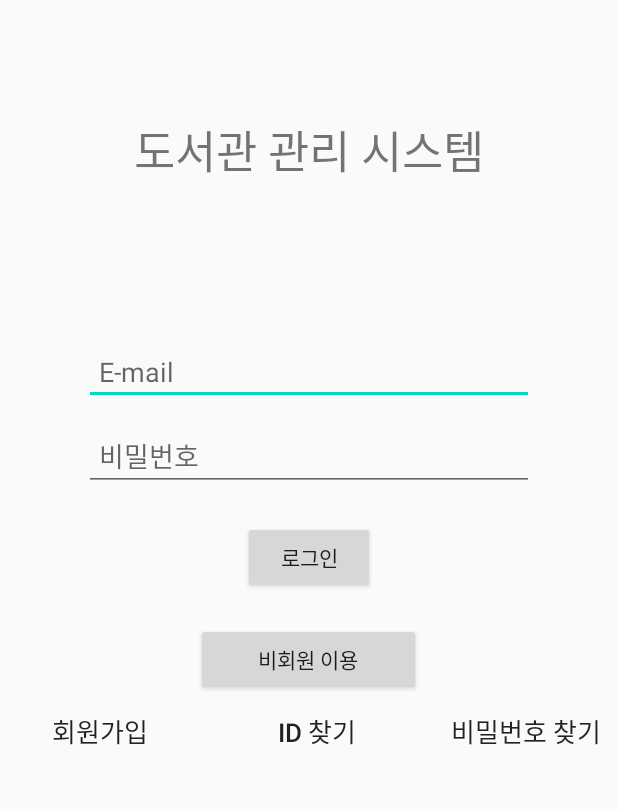
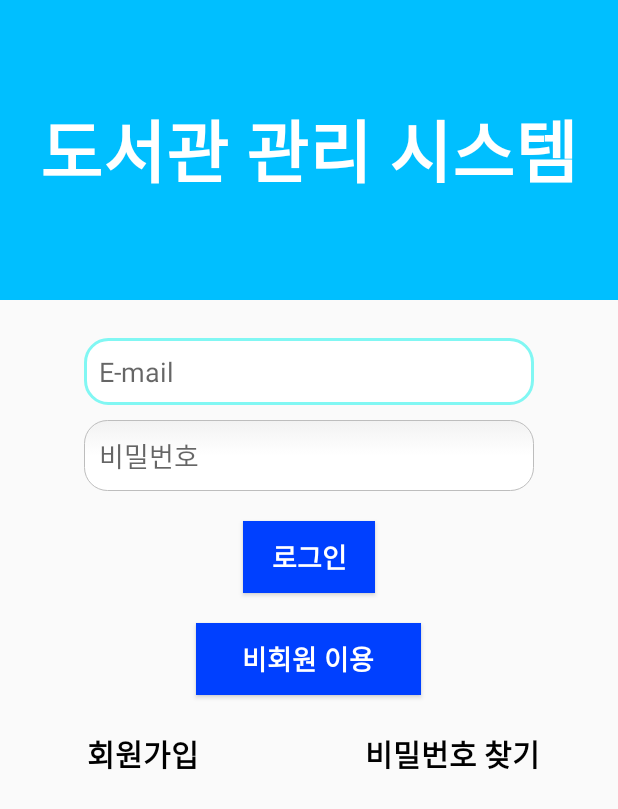
Before and after one commit to Seongrak-Choi/capstone2, an Android app: the screen it shows after launch (MainActivity), on a phone screen of 412 x 824 dp. Shown: the top 809 px of the screen. Run offline under Robolectric (Android 15) with nearby library versions, the phone set to English and light mode, and no system bars; our stand-ins replace Firebase (no records; nobody signed in at launch, a user with empty details on screens opened directly).

Commit message:
디자인 수정

```diff
--- a/app/src/main/AndroidManifest.xml
+++ b/app/src/main/AndroidManifest.xml
@@ -13,6 +13,7 @@
         android:supportsRtl="true"
         android:theme="@style/AppTheme">
        <activity android:name=".signup"></activity>
+        <activity android:name=".forgot_pw"></activity>
         <activity android:name=".MainActivity">
             <intent-filter>
                 <action android:name="android.intent.action.MAIN" />
--- a/app/src/main/java/com/example/capstone2/MainActivity.java
+++ b/app/src/main/java/com/example/capstone2/MainActivity.java
@@ -20,6 +20,7 @@ import com.google.firebase.auth.FirebaseUser;
 public class MainActivity extends AppCompatActivity {
     Button btn_login;
     Button btn_signupgo;
+    Button btn_forgot_pw;
     EditText idtext;
     EditText passwdtext;
     private FirebaseAuth mAuth;
@@ -47,6 +48,15 @@ public class MainActivity extends AppCompatActivity {
             public void onClick(View v) {
                 checksign();
                 Log.e("클릭", "클릭");
+            }
+        });
+
+        btn_forgot_pw = findViewById(R.id.btn_forgot_pw);
+        btn_forgot_pw.setOnClickListener(new View.OnClickListener() {
+            @Override
+            public void onClick(View v) {
+                Intent intent = new Intent(MainActivity.this, forgot_pw.class);
+                startActivity(intent);
             }
         });
     }
@@ -84,4 +94,5 @@ public class MainActivity extends AppCompatActivity {
         Intent intent = new Intent(this, signup.class);
         startActivity(intent);
     }
+
 }
--- /dev/null
+++ b/app/src/main/res/drawable/round.xml
@@ -0,0 +1,64 @@
+<?xml version="1.0" encoding="utf-8"?>
+<selector xmlns:android="http://schemas.android.com/apk/res/android">
+
+    <item android:state_pressed="true" android:state_focused="true">
+        <shape>
+            <solid android:color="#81F7F3"/>
+            <stroke
+                android:width="2.3dp"
+                android:color="#81F7F3" />
+            <corners
+                android:radius="15dp" />
+        </shape>
+    </item>
+
+    <item android:state_pressed="true" android:state_focused="false">
+        <shape>
+            <solid android:color="#81F7F3"/>
+            <stroke
+                android:width="2.3dp"
+                android:color="#81F7F3" />
+            <corners
+                android:radius="15dp" />
+        </shape>
+    </item>
+
+    <item android:state_pressed="false" android:state_focused="true">
+        <shape>
+            <solid android:color="#FFFFFF"/>
+            <stroke
+                android:width="2.3dp"
+                android:color="#81F7F3" />
+            <corners
+                android:radius="15dp" />
+        </shape>
+    </item>
+
+    <item android:state_pressed="false" android:state_focused="false">
+        <shape>
+            <gradient
+                android:startColor="#F2F2F2"
+                android:centerColor="#FFFFFF"
+                android:endColor="#FFFFFF"
+                android:angle="270"
+                />
+            <stroke
+                android:width="0.7dp"
+                android:color="#BDBDBD" />
+            <corners
+                android:radius="15dp" />
+        </shape>
+    </item>
+
+    <item android:state_enabled="true">
+        <shape>
+            <padding
+                android:left="4dp"
+                android:top="4dp"
+                android:right="4dp"
+                android:bottom="4dp"
+                />
+        </shape>
+    </item>
+
+</selector>
--- a/app/src/main/res/layout/activity_main.xml
+++ b/app/src/main/res/layout/activity_main.xml
@@ -11,9 +11,12 @@
         android:layout_width="match_parent"
         android:layout_height="200dp"
         android:gravity="center"
+        android:background="#00BFFF"
         android:text="도서관 관리 시스템"
         android:textAlignment="center"
-        android:textSize="30sp"/>
+        android:textStyle="bold"
+        android:textColor="#ffffff"
+        android:textSize="45sp"/>
 
     <EditText
         android:id="@+id/idText"
@@ -22,6 +25,7 @@
         android:hint="E-mail"
         android:layout_marginTop="25dp"
         android:layout_gravity="center"
+        android:background="@drawable/round"
         android:padding="10dp"
         android:singleLine="true"/>
 
@@ -34,6 +38,7 @@
         android:layout_marginTop="10dp"
         android:layout_gravity="center"
         android:padding="10dp"
+        android:background="@drawable/round"
         android:singleLine="true"/>
 
     <Button
@@ -43,20 +48,29 @@
         android:layout_centerHorizontal="true"
         android:layout_marginTop="20dp"
         android:layout_gravity="center"
-        android:text="로그인" />
+        android:background="#0040FF"
+        android:textColor="#ffffff"
+        android:text="로그인"
+        android:textStyle="bold"
+        android:textSize="18sp"/>
 
     <Button
         android:layout_width="150dp"
         android:layout_height="wrap_content"
         android:layout_gravity="center"
+        android:background="#0040FF"
+        android:textColor="#ffffff"
         android:layout_marginTop="20dip"
-        android:text="비회원 이용"/>
+        android:text="비회원 이용"
+        android:textStyle="bold"
+        android:textSize="18sp"/>
 
-    <LinearLayout xmlns:android="http://schemas.android.com/apk/res/android"
+    <LinearLayout
         android:layout_width="match_parent"
         android:layout_height="wrap_content"
         android:orientation="horizontal"
-        android:weightSum="3">
+        android:layout_marginTop="15dp"
+        android:weightSum="2">
 
         <Button
             android:id="@+id/btn_signup"
@@ -65,21 +79,20 @@
             android:layout_weight="1"
             android:background="#00ff0000"
             android:text="회원가입"
-            android:textSize="17sp"/>
+            android:textColor="#000000"
+            android:textSize="20sp"
+            android:textStyle="bold" />
 
         <Button
+            android:id="@+id/btn_forgot_pw"
             android:layout_width="wrap_content"
             android:layout_height="wrap_content"
-            android:layout_weight="1.5"
-            android:background="#00ff0000"
-            android:text="ID 찾기"
-            android:textSize="17sp"/>
-        <Button
-            android:layout_width="wrap_content"
-            android:layout_height="wrap_content"
-            android:layout_weight="0.5"
+            android:layout_weight="1"
             android:background="#00ff0000"
             android:text="비밀번호 찾기"
-            android:textSize="17sp"/>
+            android:textColor="#000000"
+            android:textSize="20sp"
+            android:textStyle="bold" />
     </LinearLayout>
+
 </LinearLayout>
```
Also changed, not shown: app/src/main/java/com/example/capstone2/forgot_pw.java (added, +17 -0 lines), app/src/main/res/layout/activity_forgot_id.xml (deleted, +0 -33 lines), app/src/main/res/layout/activity_forgot_pw.xml (+11 -11 lines), app/src/main/res/layout/activity_signup.xml (+11 -2 lines).
